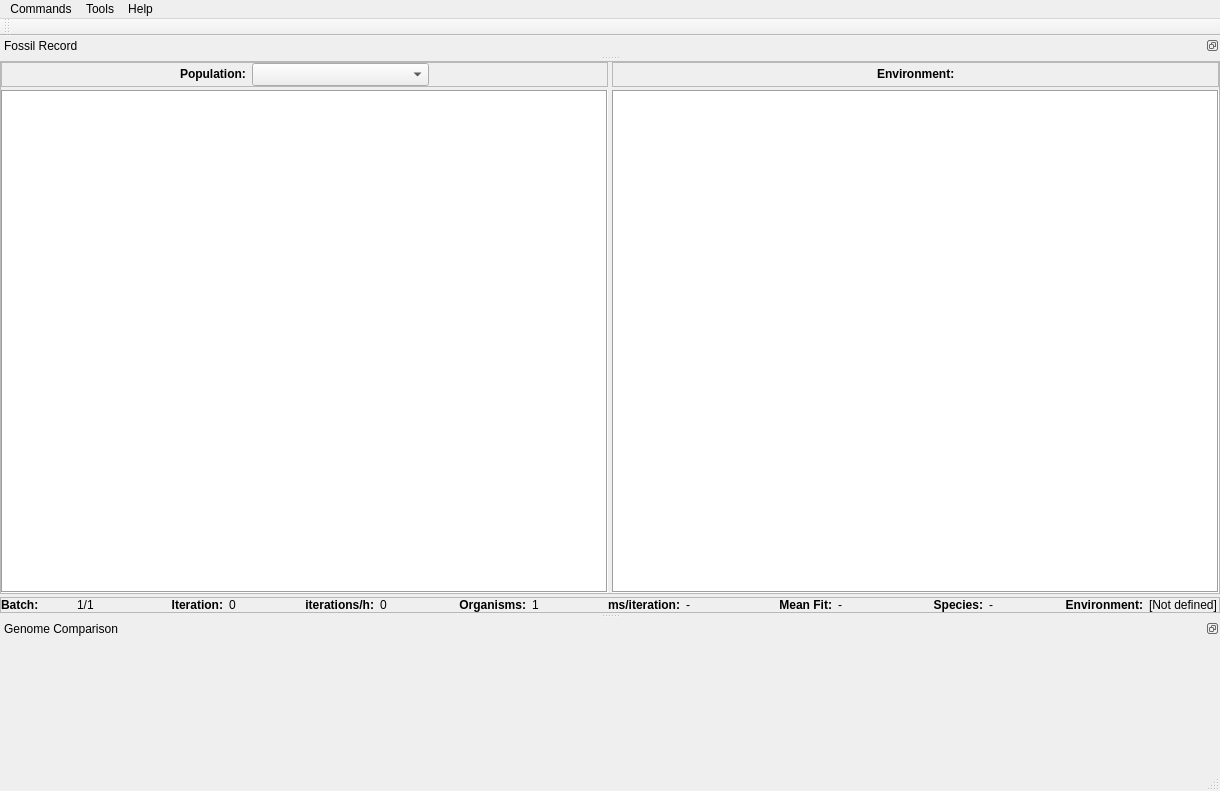
Qt form mainwindow.ui (palaeoware/revosim) before a commit.
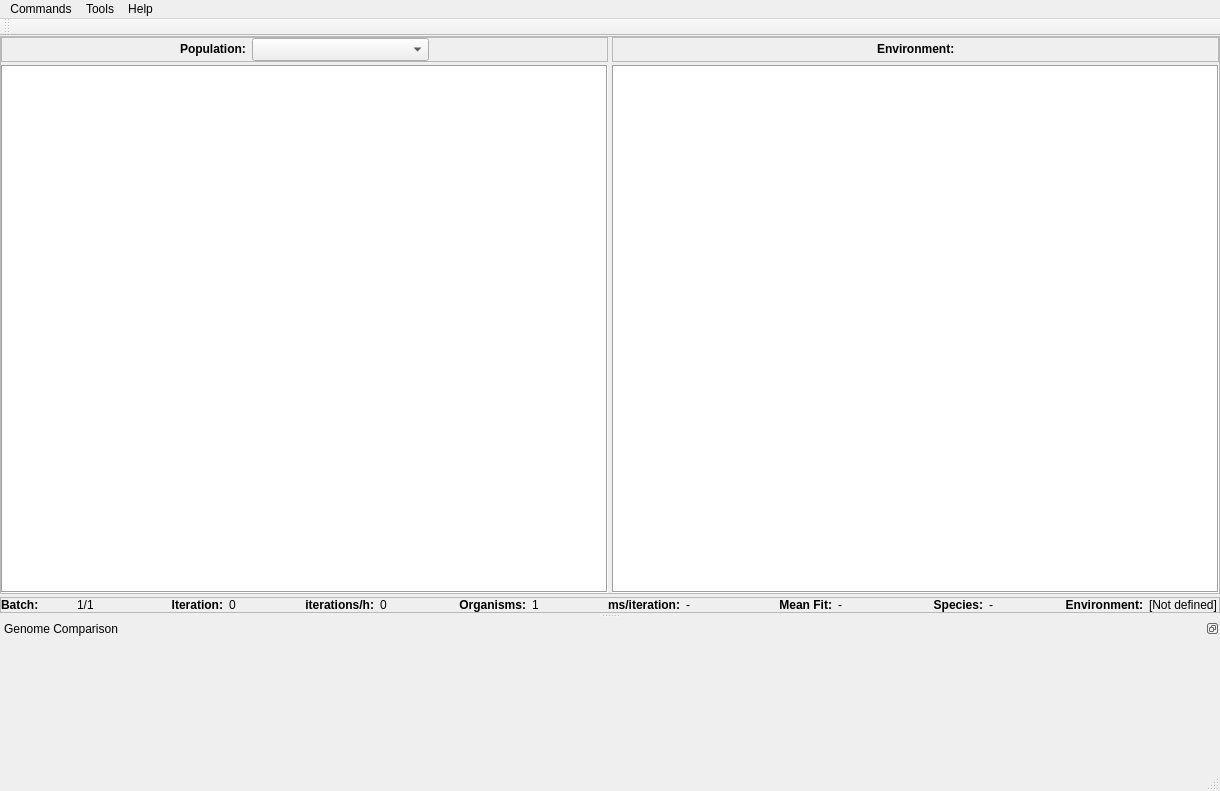
The same form after that commit.

Commit message: Removal of some missed Fossil Record stuff

The edit to the form file:
```diff
--- a/mainwindow.ui
+++ b/mainwindow.ui
@@ -490,21 +490,6 @@
    </layout>
   </widget>
   <widget class="QStatusBar" name="statusBar"/>
-  <widget class="QDockWidget" name="fossRecDock">
-   <property name="features">
-    <set>QDockWidget::DockWidgetFloatable|QDockWidget::DockWidgetMovable</set>
-   </property>
-   <property name="allowedAreas">
-    <set>Qt::AllDockWidgetAreas</set>
-   </property>
-   <property name="windowTitle">
-    <string>Fossil Record</string>
-   </property>
-   <attribute name="dockWidgetArea">
-    <number>4</number>
-   </attribute>
-   <widget class="QWidget" name="fossRecDockContents"/>
-  </widget>
   <widget class="QDockWidget" name="genomeComparisonDock">
    <property name="minimumSize">
     <size>
```
Left out of the diff: 65 changed lines with no effect on the pictures. The commit also changes 1 other file.
